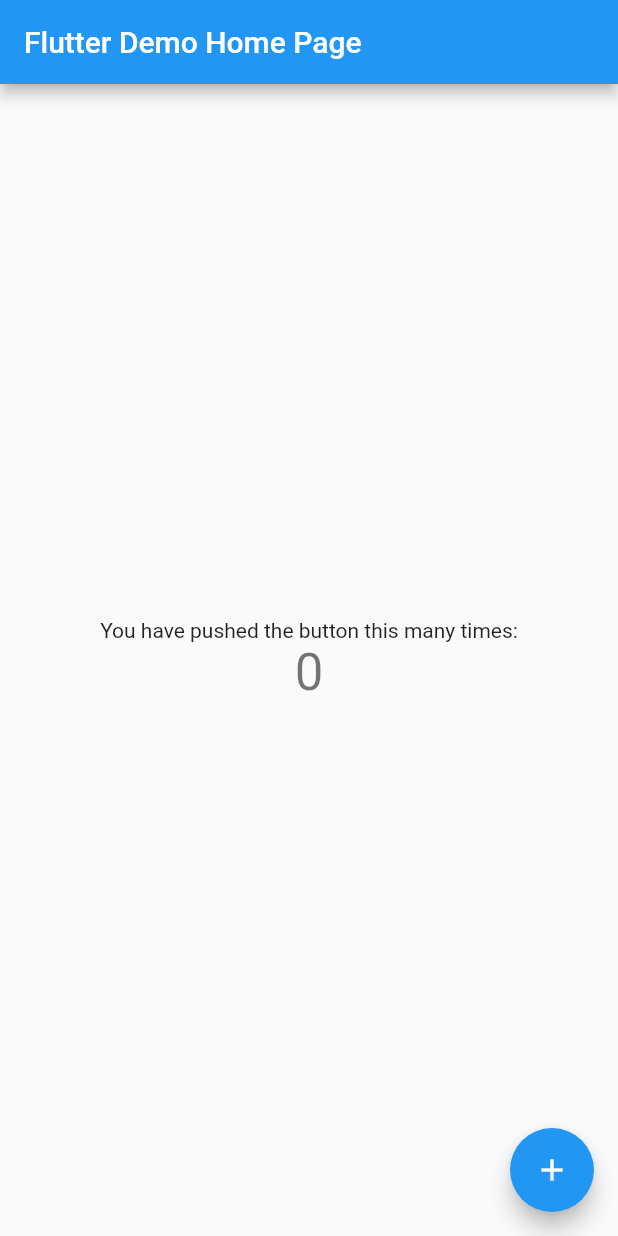
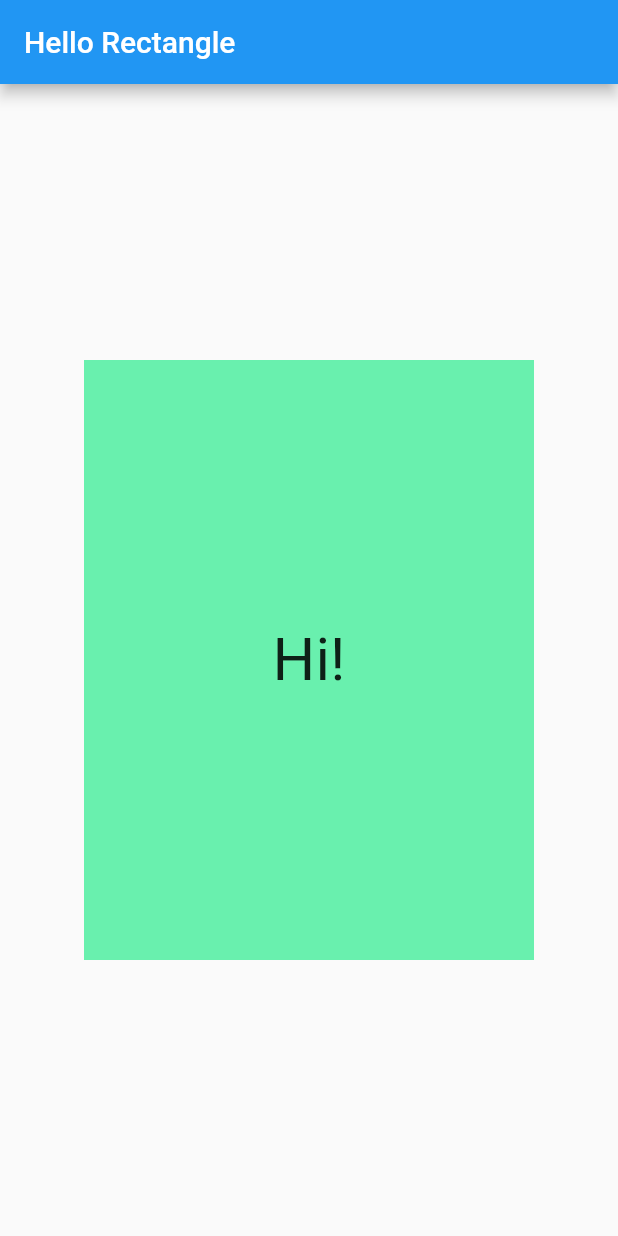
Before and after one commit to FCBTruong/NguyenHuyTruong_UdacityExercise, a Flutter app: the screen it shows after launch, on a phone screen of 412 x 824 dp. Run offline on Flutter 3.47's test engine with Material 2 defaults, Android fonts, the phone set to English and light mode, and no system bars.

Commit message:
Exercise 1

```diff
--- a/lib/main.dart
+++ b/lib/main.dart
@@ -1,117 +1,48 @@
+// Copyright 2018 The Chromium Authors. All rights reserved.
+// Use of this source code is governed by a BSD-style license that can be
+// found in the LICENSE file.
+
 import 'package:flutter/material.dart';
-
+const _padding = EdgeInsets.all(16.0);
 void main() {
-  runApp(MyApp());
+  runApp(
+    MaterialApp(
+      debugShowCheckedModeBanner: false,
+      title: 'Hello Rectangle',
+      home: Scaffold(
+        appBar: AppBar(
+          title: Text('Hello Rectangle'),
+        ),
+        body: HelloRectangle(),
+      ),
+    ),
+  );
 }
 
-class MyApp extends StatelessWidget {
-  // This widget is the root of your application.
+class HelloRectangle extends StatelessWidget {
   @override
   Widget build(BuildContext context) {
-    return MaterialApp(
-      title: 'Flutter Demo',
-      theme: ThemeData(
-        // This is the theme of your application.
-        //
-        // Try running your application with "flutter run". You'll see the
-        // application has a blue toolbar. Then, without quitting the app, try
-        // changing the primarySwatch below to Colors.green and then invoke
-        // "hot reload" (press "r" in the console where you ran "flutter run",
-        // or simply save your changes to "hot reload" in a Flutter IDE).
-        // Notice that the counter didn't reset back to zero; the application
-        // is not restarted.
-        primarySwatch: Colors.blue,
-        // This makes the visual density adapt to the platform that you run
-        // the app on. For desktop platforms, the controls will be smaller and
-        // closer together (more dense) than on mobile platforms.
-        visualDensity: VisualDensity.adaptivePlatformDensity,
+    return Center(
+      child: Container(
+        padding: _padding,
+        color: Colors.greenAccent,
+        height: 400.0,
+        width: 300.0,
+        child: Center(
+          child: Text(
+            'Hi!',
+            style: TextStyle(fontSize: 40.0),
+            textAlign: TextAlign.center,
+          ),
+        ),
       ),
-      home: MyHomePage(title: 'Flutter Demo Home Page'),
     );
   }
 }
 
-class MyHomePage extends StatefulWidget {
-  MyHomePage({Key key, this.title}) : super(key: key);
-
-  // This widget is the home page of your application. It is stateful, meaning
-  // that it has a State object (defined below) that contains fields that affect
-  // how it looks.
-
-  // This class is the configuration for the state. It holds the values (in this
-  // case the title) provided by the parent (in this case the App widget) and
-  // used by the build method of the State. Fields in a Widget subclass are
-  // always marked "final".
-
-  final String title;
-
-  @override
-  _MyHomePageState createState() => _MyHomePageState();
-}
-
-class _MyHomePageState extends State<MyHomePage> {
-  int _counter = 0;
-
-  void _incrementCounter() {
-    setState(() {
-      // This call to setState tells the Flutter framework that something has
-      // changed in this State, which causes it to rerun the build method below
-      // so that the display can reflect the updated values. If we changed
-      // _counter without calling setState(), then the build method would not be
-      // called again, and so nothing would appear to happen.
-      _counter++;
-    });
-  }
-
-  @override
-  Widget build(BuildContext context) {
-    // This method is rerun every time setState is called, for instance as done
-    // by the _incrementCounter method above.
-    //
-    // The Flutter framework has been optimized to make rerunning build methods
-    // fast, so that you can just rebuild anything that needs updating rather
-    // than having to individually change instances of widgets.
-    return Scaffold(
-      appBar: AppBar(
-        // Here we take the value from the MyHomePage object that was created by
-        // the App.build method, and use it to set our appbar title.
-        title: Text(widget.title),
-      ),
-      body: Center(
-        // Center is a layout widget. It takes a single child and positions it
-        // in the middle of the parent.
-        child: Column(
-          // Column is also a layout widget. It takes a list of children and
-          // arranges them vertically. By default, it sizes itself to fit its
-          // children horizontally, and tries to be as tall as its parent.
-          //
-          // Invoke "debug painting" (press "p" in the console, choose the
-          // "Toggle Debug Paint" action from the Flutter Inspector in Android
-          // Studio, or the "Toggle Debug Paint" command in Visual Studio Code)
-          // to see the wireframe for each widget.
-          //
-          // Column has various properties to control how it sizes itself and
-          // how it positions its children. Here we use mainAxisAlignment to
-          // center the children vertically; the main axis here is the vertical
-          // axis because Columns are vertical (the cross axis would be
-          // horizontal).
-          mainAxisAlignment: MainAxisAlignment.center,
-          children: <Widget>[
-            Text(
-              'You have pushed the button this many times:',
-            ),
-            Text(
-              '$_counter',
-              style: Theme.of(context).textTheme.headline4,
-            ),
-          ],
-        ),
-      ),
-      floatingActionButton: FloatingActionButton(
-        onPressed: _incrementCounter,
-        tooltip: 'Increment',
-        child: Icon(Icons.add),
-      ), // This trailing comma makes auto-formatting nicer for build methods.
-    );
-  }
-}
+var container = Container(
+  color: Colors.purple,
+  width: 300.0,
+    height: 400.0,
+  margin: EdgeInsets.all(16.0),
+);
```
Also changed, not shown: 1 other file.
